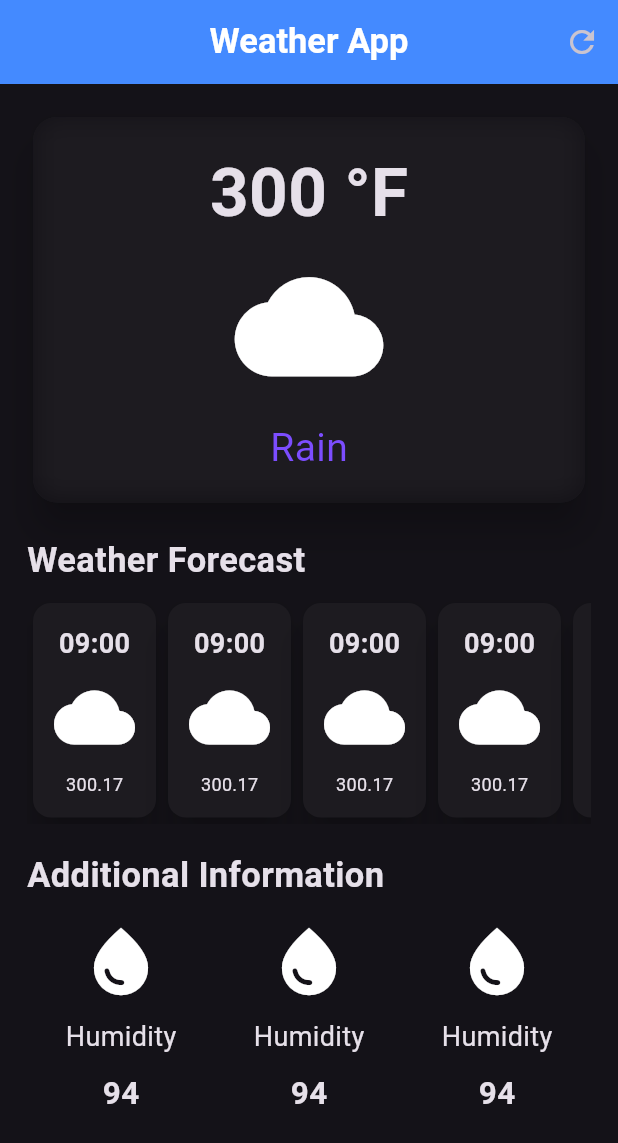
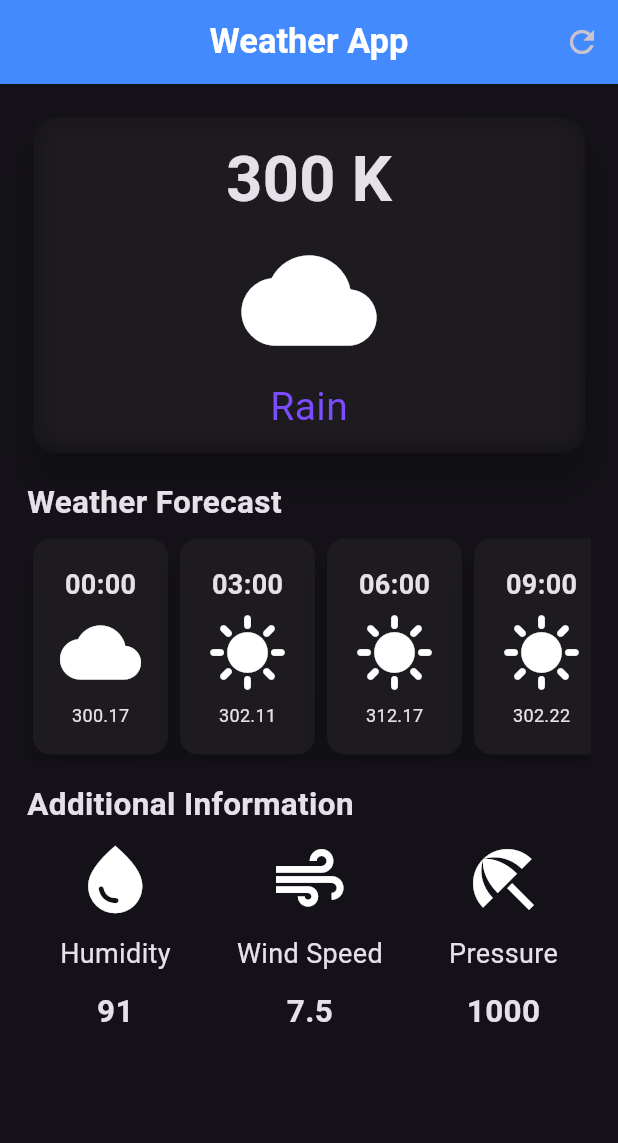
Before and after one commit to raj36git/WeatherApp, a Flutter app: the screen it shows after launch, on a phone screen of 412 x 824 dp. Shown: the top 1143 px of the screen. Run offline on Flutter 3.47's test engine with Material 3 defaults, Android fonts, the phone set to English and light mode, and no system bars; network calls fail.

Commit message:
Weather App progress day3 and day4 code with dynamic values added

```diff
--- a/lib/additional_info.dart
+++ b/lib/additional_info.dart
@@ -1,33 +1,43 @@
 import 'package:flutter/material.dart';
 
 class AdditionalInformation extends StatelessWidget {
-  const AdditionalInformation({super.key});
+  final IconData icon;
+  final String  label;
+  final String  value;
+
+  const AdditionalInformation({
+    super.key,
+    required this.icon,
+    required this.label,
+    required this.value,
+  });
+
 
   @override
   Widget build(BuildContext context) {
-    return const Row(
+    return  Row(
       children: [
         Column(
           children: [
             Icon(
-              Icons.water_drop,
+              icon,
               size: 54,
             ),
-            SizedBox(
+            const SizedBox(
               height: 10,
             ),
             Text(
-              'Humidity',
-              style: TextStyle(
+              label,
+              style:const TextStyle(
                 fontSize: 18,
               ),
             ),
-            SizedBox(
+           const SizedBox(
               height: 10,
             ),
             Text(
-              '94',
-              style: TextStyle(fontSize: 21, fontWeight: FontWeight.bold),
+              value,
+              style:const TextStyle(fontSize: 21, fontWeight: FontWeight.bold),
             ),
           ],
         ),
--- a/lib/hourly_weather_forecast.dart
+++ b/lib/hourly_weather_forecast.dart
@@ -1,36 +1,45 @@
 import 'package:flutter/material.dart';
 
 class HourlyForecast extends StatelessWidget {
-  const HourlyForecast({super.key});
+  final String time;
+  final IconData icon;
+  final String temperature;
+
+  const HourlyForecast({
+    super.key,
+    required this.time,
+    required this.icon,
+    required this.temperature,
+  });
 
   @override
   Widget build(BuildContext context) {
-    return const Card(
+    return  Card(
       elevation: 10,
       child: Padding(
-        padding: EdgeInsets.all(14.0),
+        padding:const EdgeInsets.all(18.0),
         child: Column(
           children: [
             Text(
-              '09:00',
-              style: TextStyle(
+              time, //it should be dynamic
+              style:const TextStyle(
                 fontSize: 18,
                 fontWeight: FontWeight.bold,
               ),
             ),
-            SizedBox(
-              height: 9,
+            const SizedBox(
+              height: 5,
             ),
             Icon(
-              Icons.cloud,
+              icon,
               size: 54,
             ),
-            SizedBox(
-              height: 9,
+            const SizedBox(
+              height: 6,
             ),
             Text(
-              '300.17',
-              style: TextStyle(
+              temperature, //it should be dynamic
+              style:const TextStyle(
                 fontSize: 12,
                 // fontWeight: FontWeight.bold,
               ),
--- /dev/null
+++ b/lib/secrets_screen.dart
@@ -0,0 +1 @@
+const openWeatherAPIKey = "3aa81814c99afbf3c35d32f784b0c3b6";
--- a/lib/weather_app_screen.dart
+++ b/lib/weather_app_screen.dart
@@ -1,11 +1,32 @@
 import 'dart:ui';
 
 import 'package:flutter/material.dart';
+import 'package:weather_app/secrets_screen.dart';
 import 'additional_info.dart';
 import 'hourly_weather_forecast.dart';
+import 'package:http/http.dart' as http;
 
-class WeatherAppScreen extends StatelessWidget {
+class WeatherAppScreen extends StatefulWidget {
   const WeatherAppScreen({super.key});
+
+  @override
+  State<WeatherAppScreen> createState() => _WeatherAppScreenState();
+}
+
+class _WeatherAppScreenState extends State<WeatherAppScreen> {
+
+  @override
+  void initState() {
+    // TODO: implement initState
+    super.initState();
+    getCurrentWeather();
+  }
+  Future getCurrentWeather() async {
+    String cityName = "London";
+   final res = await http.get(Uri.parse('api.openweathermap.org/data/2.5/weather?q=$cityName,uk&APPID=$openWeatherAPIKey',)
+   );
+   print(res.body);
+  }
 
   @override
   Widget build(BuildContext context) {
@@ -30,6 +51,7 @@ class WeatherAppScreen extends StatelessWidget {
         centerTitle: true,
         backgroundColor: Colors.blueAccent.shade200,
       ),
+
       body: Padding(
         padding: const EdgeInsets.all(18.0),
         child: Column(
@@ -50,25 +72,25 @@ class WeatherAppScreen extends StatelessWidget {
                       sigmaY: 9,
                     ),
                     child: const Padding(
-                      padding: EdgeInsets.all(18.0),
+                      padding: EdgeInsets.all(12.0),
                       child: Column(
                         children: [
                           Text(
-                            '300 °F',
+                            '300 K',
                             style: TextStyle(
-                              fontSize: 45,
+                              fontSize: 42,
                               fontWeight: FontWeight.bold,
                             ),
                           ),
                           SizedBox(
-                            height: 8,
+                            height: 5,
                           ),
                           Icon(
                             Icons.cloud,
-                            size: 99,
+                            size: 90,
                           ),
                           SizedBox(
-                            height: 13,
+                            height: 8,
                           ),
                           Text(
                             'Rain',
@@ -84,7 +106,7 @@ class WeatherAppScreen extends StatelessWidget {
             ),
 
             const SizedBox(
-              height: 18,
+              height: 14,
             ),
 
             const Align(
@@ -92,13 +114,13 @@ class WeatherAppScreen extends StatelessWidget {
               child: Text(
                 'Weather Forecast',
                 style: TextStyle(
-                  fontSize: 23,
+                  fontSize: 21,
                   fontWeight: FontWeight.bold,
                 ),
               ),
             ),
             const SizedBox(
-              height: 8,
+              height: 5,
             ),
 
             //weather forecast
@@ -106,17 +128,37 @@ class WeatherAppScreen extends StatelessWidget {
               scrollDirection: Axis.horizontal,
               child: Row(
                 children: [
-                  HourlyForecast(),
-                  HourlyForecast(),
-                  HourlyForecast(),
-                  HourlyForecast(),
-                  HourlyForecast(),
+                  HourlyForecast(
+                    time: '00:00',
+                    icon: Icons.cloud,
+                    temperature: "300.17",
+                  ),
+                  HourlyForecast(
+                    time: '03:00',
+                    icon: Icons.sunny,
+                    temperature: "302.11",
+                  ),
+                  HourlyForecast(
+                    time: '06:00',
+                    icon: Icons.sunny,
+                    temperature: "312.17",
+                  ),
+                  HourlyForecast(
+                    time: '09:00',
+                    icon: Icons.sunny,
+                    temperature: "302.22",
+                  ),
+                  HourlyForecast(
+                    time: '12:00',
+                    icon: Icons.cloud,
+                    temperature: "289.17",
+                  ),
                 ],
               ),
             ),
 
             const SizedBox(
-              height: 18,
+              height: 14,
             ),
 
             //additional info
@@ -125,22 +167,34 @@ class WeatherAppScreen extends StatelessWidget {
               child: Text(
                 'Additional Information',
                 style: TextStyle(
-                  fontSize: 23,
+                  fontSize: 21,
                   fontWeight: FontWeight.bold,
                 ),
               ),
             ),
 
             const SizedBox(
-              height: 14,
+              height: 8,
             ),
 
             const Row(
               mainAxisAlignment: MainAxisAlignment.spaceAround,
               children: [
-                AdditionalInformation(),
-                AdditionalInformation(),
-                AdditionalInformation(),
+                AdditionalInformation(
+                  icon: Icons.water_drop,
+                  label: 'Humidity',
+                  value: '91',
+                ),
+                AdditionalInformation(
+                  icon: Icons.air,
+                  label: 'Wind Speed',
+                  value: '7.5',
+                ),
+                AdditionalInformation(
+                  icon: Icons.beach_access,
+                  label: 'Pressure',
+                  value: '1000',
+                ),
               ],
             )
           ],
--- a/pubspec.yaml
+++ b/pubspec.yaml
@@ -30,6 +30,7 @@ environment:
 dependencies:
   flutter:
     sdk: flutter
+  http: ^1.2.2
 
 
   # The following adds the Cupertino Icons font to your application.
```
Also changed, not shown: pubspec.lock.
